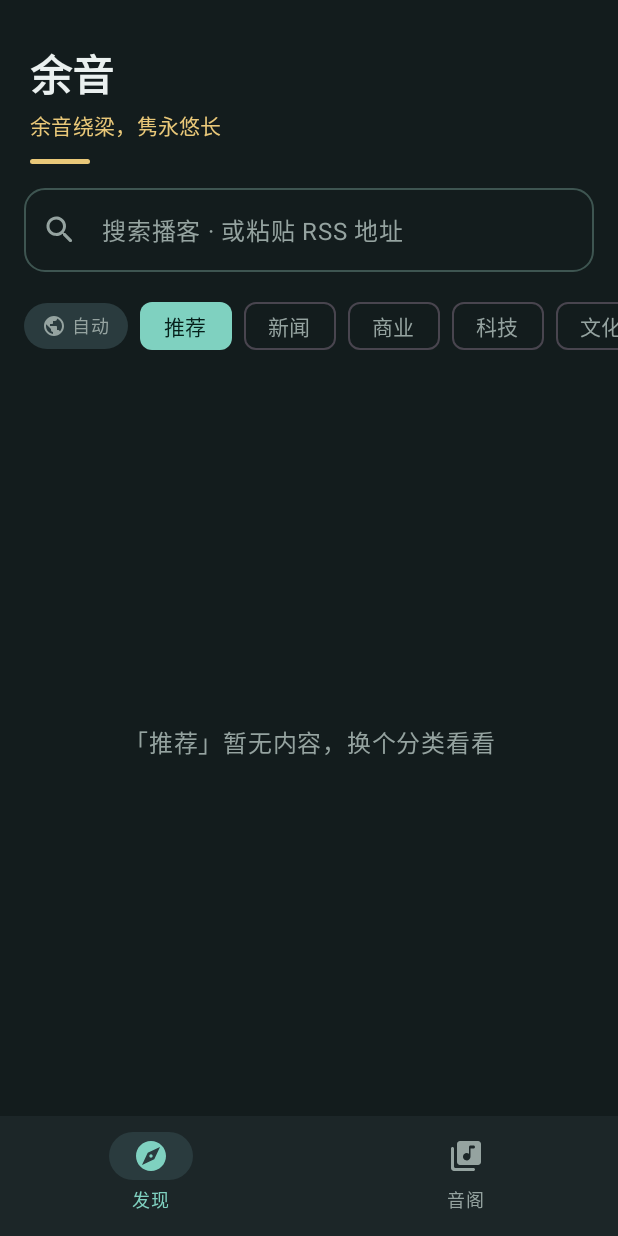
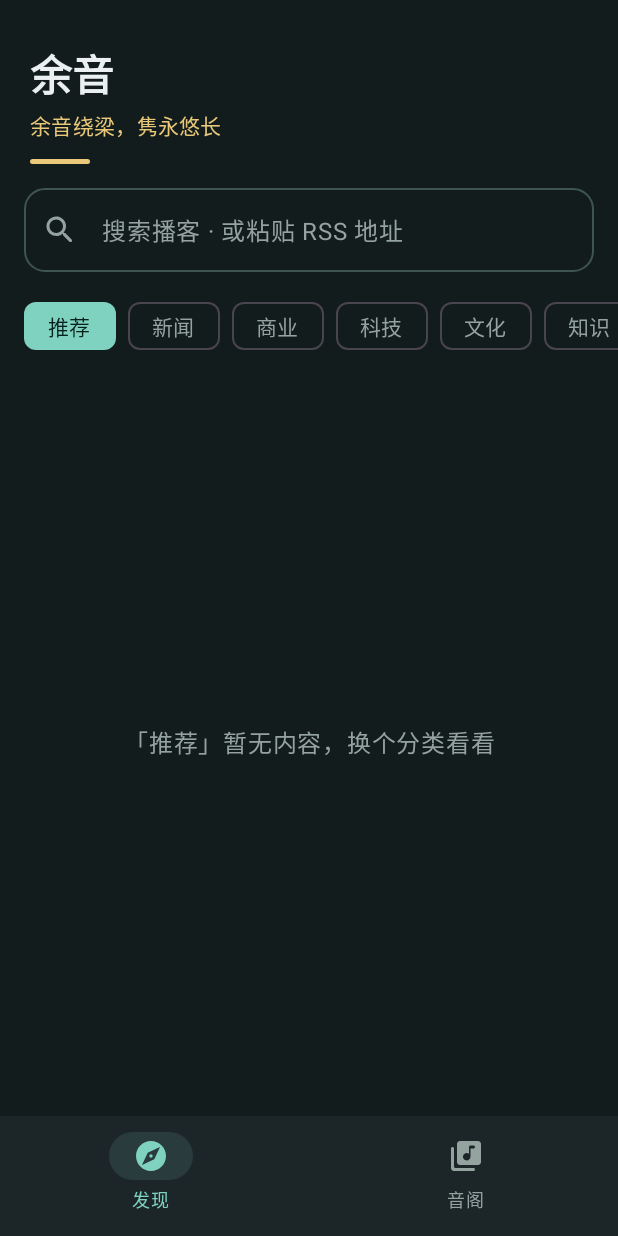
Before and after one commit to cxyxlxdm/reverb, an Android app built with Jetpack Compose: the DiscoverScreen screen opened through its navigation route, on a phone screen of 412 x 824 dp. Run offline under Robolectric (Android 15) with nearby library versions, the phone set to English and light mode, and no system bars; 4 statements that could not run were skipped.

```diff
--- a/app/src/main/java/com/yuyin/reverb/ui/screens/DiscoverScreen.kt
+++ b/app/src/main/java/com/yuyin/reverb/ui/screens/DiscoverScreen.kt
@@ -151,9 +151,7 @@ fun DiscoverScreen(onOpen: (Podcast) -> Unit) {
                 categories = categories,
                 selectedIndex = selectedIndex,
                 onSelect = { i -> scope.launch { pagerState.animateScrollToPage(i) } },
-                onEdit = { showReorder = true },
-                regionOverride = regionOverride,
-                onPickRegion = { container.regionStore.setOverride(it) }
+                onEdit = { showReorder = true }
             )
             // 横滑左右切换分类
             HorizontalPager(
@@ -217,16 +215,13 @@ private fun CategoryChipsRow(
     categories: List<Category>,
     selectedIndex: Int,
     onSelect: (Int) -> Unit,
-    onEdit: () -> Unit,
-    regionOverride: String?,
-    onPickRegion: (String?) -> Unit
+    onEdit: () -> Unit
 ) {
     LazyRow(
         state = state,
         contentPadding = PaddingValues(horizontal = 16.dp, vertical = 4.dp),
         verticalAlignment = Alignment.CenterVertically
     ) {
-        item { RegionChip(regionOverride = regionOverride, onPick = onPickRegion) }
         itemsIndexed(categories) { i, cat ->
             FilterChip(
                 selected = i == selectedIndex,
@@ -245,47 +240,6 @@ private fun CategoryChipsRow(
                     Icons.Rounded.Tune,
                     contentDescription = stringResource(R.string.reorder_title),
                     tint = MaterialTheme.colorScheme.onSurfaceVariant
-                )
-            }
-        }
-    }
-}
-
-@Composable
-private fun RegionChip(regionOverride: String?, onPick: (String?) -> Unit) {
-    var open by remember { mutableStateOf(false) }
-    val label = if (regionOverride == null) stringResource(R.string.region_short_auto)
-    else REGION_OPTIONS.firstOrNull { it.code == regionOverride }?.let { stringResource(it.labelRes) }
-        ?: regionOverride.uppercase()
-    Box(Modifier.padding(end = 8.dp)) {
-        Surface(
-            shape = RoundedCornerShape(20.dp),
-            color = MaterialTheme.colorScheme.surfaceVariant,
-            modifier = Modifier.clickable { open = true }
-        ) {
-            Row(
-                verticalAlignment = Alignment.CenterVertically,
-                modifier = Modifier.padding(horizontal = 12.dp, vertical = 6.dp)
-            ) {
-                Icon(
-                    Icons.Rounded.Public,
-                    contentDescription = stringResource(R.string.set_region),
-                    tint = MaterialTheme.colorScheme.onSurfaceVariant,
-                    modifier = Modifier.size(16.dp)
-                )
-                Text(
-                    label,
-                    style = MaterialTheme.typography.labelMedium,
-                    color = MaterialTheme.colorScheme.onSurfaceVariant,
-                    modifier = Modifier.padding(start = 4.dp)
-                )
-            }
-        }
-        DropdownMenu(expanded = open, onDismissRequest = { open = false }) {
-            REGION_OPTIONS.forEach { opt ->
-                DropdownMenuItem(
-                    text = { Text(stringResource(opt.labelRes)) },
-                    onClick = { onPick(opt.code); open = false }
                 )
             }
         }
```
